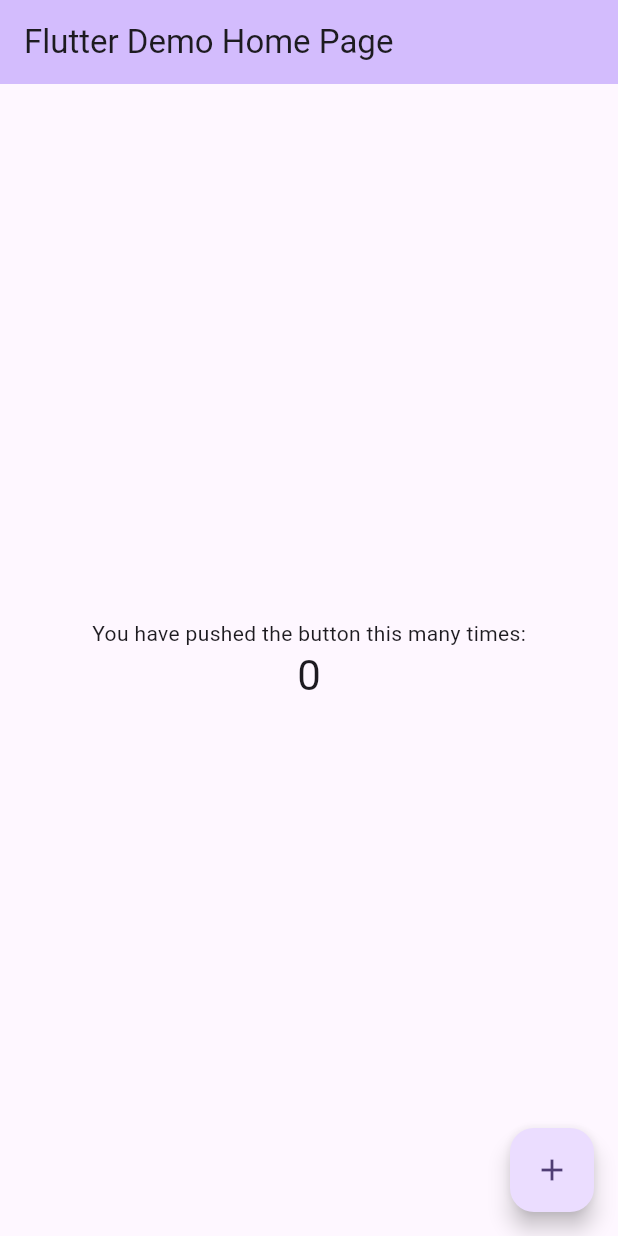
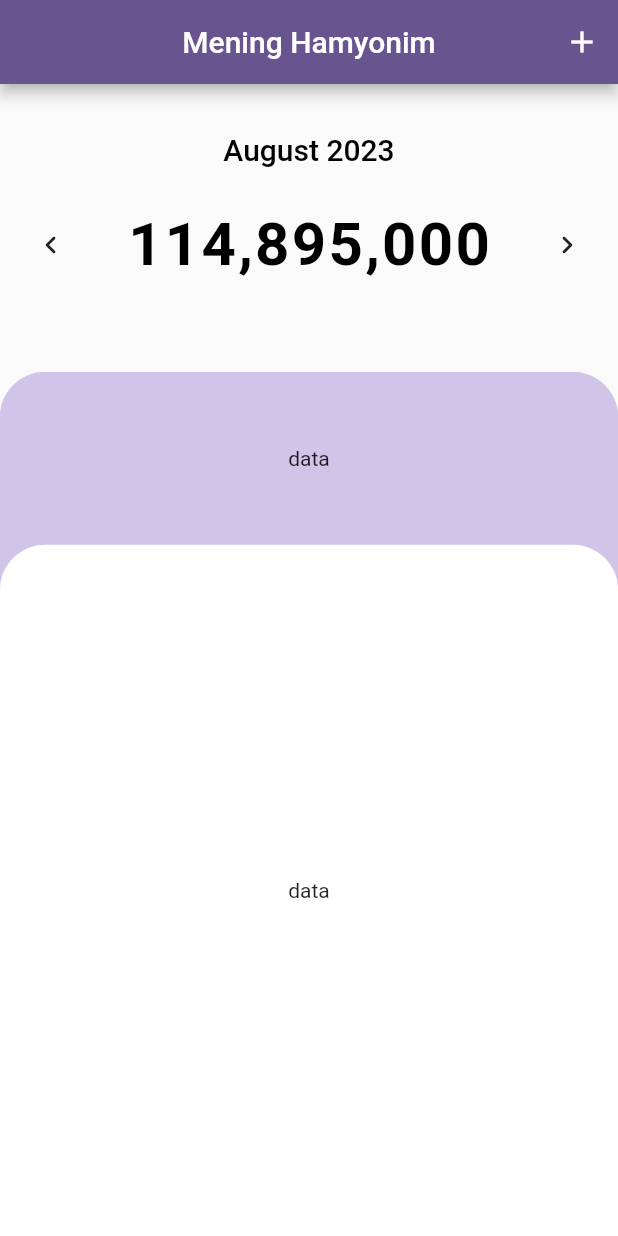
Before and after one commit to OlimjonSN/hamyon, a Flutter app: the screen it shows after launch, on a phone screen of 412 x 824 dp. Run offline on Flutter 3.47's test engine with Material 2 defaults, Android fonts, the phone set to English and light mode, and no system bars.

Commit message:
total cost ui

```diff
--- a/lib/features/home/presentation/home_page.dart
+++ b/lib/features/home/presentation/home_page.dart
@@ -0,0 +1,85 @@
+import 'package:flutter/material.dart';
+
+import '../../widgets/radius_container.dart';
+import '../../widgets/total_cost.dart';
+
+class Home extends StatefulWidget {
+  const Home({super.key});
+
+  @override
+  State<Home> createState() => _HomeState();
+}
+
+class _HomeState extends State<Home> {
+  @override
+  void initState() {
+    priceFormat();
+    super.initState();
+  }
+
+// ? DATE
+  DateTime selectedDate = DateTime.now();
+  void date(context) {
+    showDatePicker(context: context, initialDate: selectedDate, firstDate: DateTime(2022), lastDate: DateTime(2025)).then((value) {
+      setState(() {
+        if (selectedDate != value && value != null) {
+          selectedDate = value;
+        }
+      });
+    });
+  }
+
+  String price = '114895000';
+
+  priceFormat() {
+    int pft = 0;
+    List pfl = price.split('');
+    for (int i = price.length; i > 1; i--) {
+      pft += 1;
+      if (pft == 3) {
+        pfl.insert(i - 1, ',');
+        pft = 0;
+      }
+    }
+    price = pfl.join();
+  }
+
+  @override
+  Widget build(BuildContext context) {
+    return SafeArea(
+      child: Scaffold(
+        appBar: AppBar(
+          title: const Text('Mening Hamyonim'),
+          centerTitle: true,
+          actions: [IconButton(onPressed: () {}, icon: const Icon(Icons.add))],
+        ),
+        body: Column(children: [
+          TotalCost(selectedDate: selectedDate, price: price, date: date),
+          Expanded(
+            flex: 3,
+            child: RadiusContainer(
+              color: Colors.deepPurple[100],
+              child: Column(
+                children: [
+                  Expanded(
+                    flex: 1,
+                    child: RadiusContainer(
+                      color: Colors.deepPurple[100],
+                      child: const Center(child: Text('data')),
+                    ),
+                  ),
+                  const Expanded(
+                    flex: 4,
+                    child: RadiusContainer(
+                      child: Center(child: Text('data')),
+                    ),
+                  )
+                ],
+              ),
+            ),
+          ),
+        ]),
+      ),
+    );
+  }
+}
--- /dev/null
+++ b/lib/features/widgets/radius_container.dart
@@ -0,0 +1,25 @@
+import 'package:flutter/material.dart';
+
+class RadiusContainer extends StatelessWidget {
+  final Color? color;
+  final Widget child;
+  const RadiusContainer({
+    required this.child,
+    this.color = Colors.white,
+    super.key,
+  });
+
+  @override
+  Widget build(BuildContext context) {
+    return Container(
+      decoration: BoxDecoration(
+        color: color,
+        borderRadius: const BorderRadius.only(
+          topLeft: Radius.circular(30),
+          topRight: Radius.circular(30),
+        ),
+      ),
+      child: child,
+    );
+  }
+}
--- /dev/null
+++ b/lib/features/widgets/total_cost.dart
@@ -0,0 +1,46 @@
+import 'package:flutter/material.dart';
+import 'package:intl/intl.dart';
+
+class TotalCost extends StatefulWidget {
+  final DateTime selectedDate;
+  final String price;
+  final Function date;
+  const TotalCost({required this.date, required this.selectedDate, required this.price, super.key});
+
+  @override
+  State<TotalCost> createState() => _TotalCostState();
+}
+
+class _TotalCostState extends State<TotalCost> {
+  @override
+  Widget build(BuildContext context) {
+    return Expanded(
+        flex: 1,
+        child: Column(
+          children: [
+            Padding(
+              padding: const EdgeInsets.only(top: 20, bottom: 15),
+              child: TextButton(
+                  onPressed: () {
+                    widget.date(context);
+                  },
+                  child: Text(
+                    (DateFormat('MMMM yyyy').format(widget.selectedDate)).toString(),
+                    style: const TextStyle(fontSize: 20, color: Colors.black),
+                  )),
+            ),
+            Padding(
+              padding: const EdgeInsets.symmetric(horizontal: 10),
+              child: Row(mainAxisAlignment: MainAxisAlignment.spaceBetween, children: [
+                IconButton(onPressed: () {}, icon: const Icon(Icons.keyboard_arrow_left_rounded)),
+                Text(
+                  widget.price,
+                  style: const TextStyle(fontSize: 40, fontWeight: FontWeight.bold, color: Colors.black, letterSpacing: 1.5),
+                ),
+                IconButton(onPressed: () {}, icon: const Icon(Icons.keyboard_arrow_right_rounded)),
+              ]),
+            ),
+          ],
+        ));
+  }
+}
--- a/lib/main.dart
+++ b/lib/main.dart
@@ -1,4 +1,6 @@
 import 'package:flutter/material.dart';
+
+import 'features/home/presentation/home_page.dart';
 
 void main() {
   runApp(const MyApp());
@@ -11,115 +13,12 @@ class MyApp extends StatelessWidget {
   @override
   Widget build(BuildContext context) {
     return MaterialApp(
-      title: 'Flutter Demo',
+      debugShowCheckedModeBanner: false,
+      title: 'Hamyon app',
       theme: ThemeData(
-        // This is the theme of your application.
-        //
-        // TRY THIS: Try running your application with "flutter run". You'll see
-        // the application has a blue toolbar. Then, without quitting the app,
-        // try changing the seedColor in the colorScheme below to Colors.green
-        // and then invoke "hot reload" (save your changes or press the "hot
-        // reload" button in a Flutter-supported IDE, or press "r" if you used
-        // the command line to start the app).
-        //
-        // Notice that the counter didn't reset back to zero; the application
-        // state is not lost during the reload. To reset the state, use hot
-        // restart instead.
-        //
-        // This works for code too, not just values: Most code changes can be
-        // tested with just a hot reload.
         colorScheme: ColorScheme.fromSeed(seedColor: Colors.deepPurple),
-        useMaterial3: true,
       ),
-      home: const MyHomePage(title: 'Flutter Demo Home Page'),
+      home: const Home(),
     );
   }
 }
-
-class MyHomePage extends StatefulWidget {
-  const MyHomePage({super.key, required this.title});
-
-  // This widget is the home page of your application. It is stateful, meaning
-  // that it has a State object (defined below) that contains fields that affect
-  // how it looks.
-
-  // This class is the configuration for the state. It holds the values (in this
-  // case the title) provided by the parent (in this case the App widget) and
-  // used by the build method of the State. Fields in a Widget subclass are
-  // always marked "final".
-
-  final String title;
-
-  @override
-  State<MyHomePage> createState() => _MyHomePageState();
-}
-
-class _MyHomePageState extends State<MyHomePage> {
-  int _counter = 0;
-
-  void _incrementCounter() {
-    setState(() {
-      // This call to setState tells the Flutter framework that something has
-      // changed in this State, which causes it to rerun the build method below
-      // so that the display can reflect the updated values. If we changed
-      // _counter without calling setState(), then the build method would not be
-      // called again, and so nothing would appear to happen.
-      _counter++;
-    });
-  }
-
-  @override
-  Widget build(BuildContext context) {
-    // This method is rerun every time setState is called, for instance as done
-    // by the _incrementCounter method above.
-    //
-    // The Flutter framework has been optimized to make rerunning build methods
-    // fast, so that you can just rebuild anything that needs updating rather
-    // than having to individually change instances of widgets.
-    return Scaffold(
-      appBar: AppBar(
-        // TRY THIS: Try changing the color here to a specific color (to
-        // Colors.amber, perhaps?) and trigger a hot reload to see the AppBar
-        // change color while the other colors stay the same.
-        backgroundColor: Theme.of(context).colorScheme.inversePrimary,
-        // Here we take the value from the MyHomePage object that was created by
-        // the App.build method, and use it to set our appbar title.
-        title: Text(widget.title),
-      ),
-      body: Center(
-        // Center is a layout widget. It takes a single child and positions it
-        // in the middle of the parent.
-        child: Column(
-          // Column is also a layout widget. It takes a list of children and
-          // arranges them vertically. By default, it sizes itself to fit its
-          // children horizontally, and tries to be as tall as its parent.
-          //
-          // Column has various properties to control how it sizes itself and
-          // how it positions its children. Here we use mainAxisAlignment to
-          // center the children vertically; the main axis here is the vertical
-          // axis because Columns are vertical (the cross axis would be
-          // horizontal).
-          //
-          // TRY THIS: Invoke "debug painting" (choose the "Toggle Debug Paint"
-          // action in the IDE, or press "p" in the console), to see the
-          // wireframe for each widget.
-          mainAxisAlignment: MainAxisAlignment.center,
-          children: <Widget>[
-            const Text(
-              'You have pushed the button this many times:',
-            ),
-            Text(
-              '$_counter',
-              style: Theme.of(context).textTheme.headlineMedium,
-            ),
-          ],
-        ),
-      ),
-      floatingActionButton: FloatingActionButton(
-        onPressed: _incrementCounter,
-        tooltip: 'Increment',
-        child: const Icon(Icons.add),
-      ), // This trailing comma makes auto-formatting nicer for build methods.
-    );
-  }
-}
```
Also changed, not shown: pubspec.yaml (+9 -47 lines), pubspec.lock.
